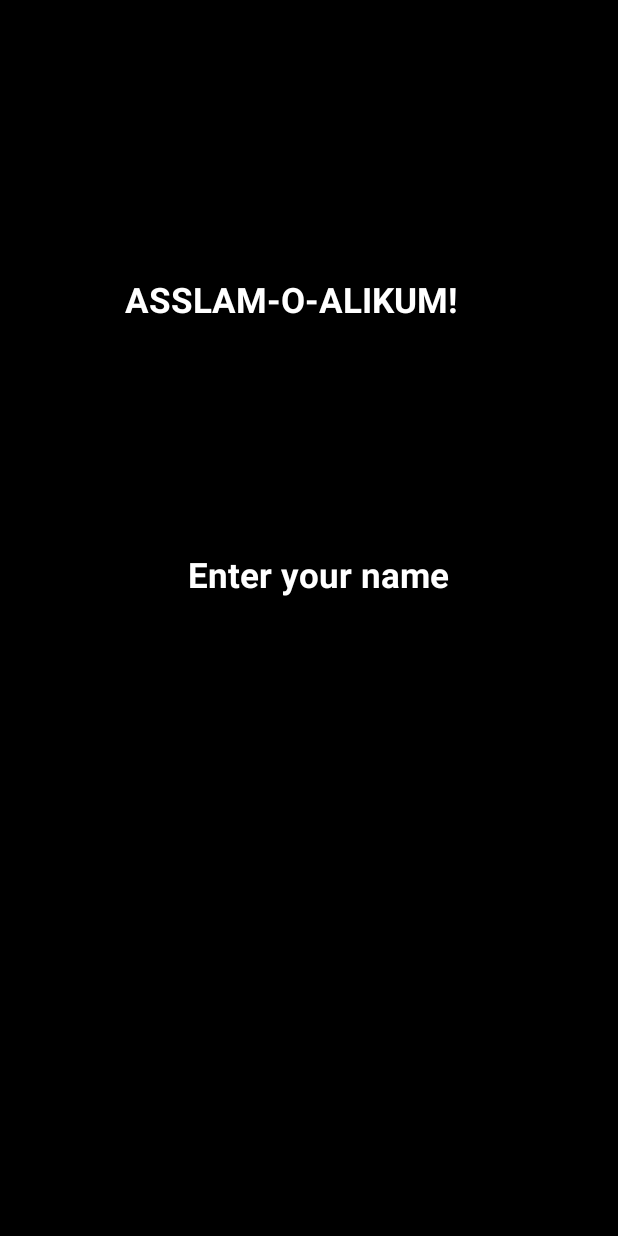
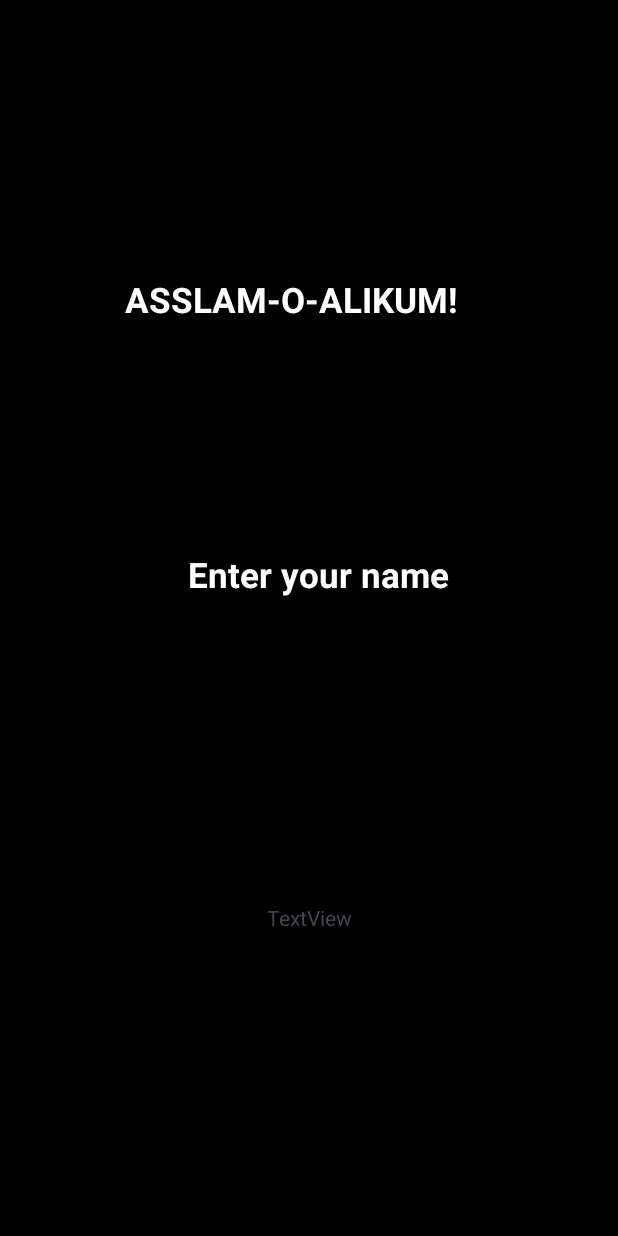
Before and after one commit to ANEESAHMAD12/test, an Android app: the screen it shows after launch (MainActivity), on a phone screen of 412 x 824 dp. Run offline under Robolectric (Android 15) with nearby library versions, the phone set to English and light mode, and no system bars.

Commit message:
add new text with id textview3 in Mainactivity.xml

```diff
--- a/app/src/main/res/layout/activity_main.xml
+++ b/app/src/main/res/layout/activity_main.xml
@@ -32,14 +32,22 @@
         android:layout_marginTop="152dp"
         android:text="Enter your name"
         android:textColor="@color/white"
+        android:textSize="23sp"
         android:textStyle="bold"
-        android:textSize="23sp"
-        app:layout_constraintBottom_toBottomOf="parent"
         app:layout_constraintEnd_toEndOf="parent"
         app:layout_constraintHorizontal_bias="0.526"
         app:layout_constraintStart_toStartOf="parent"
-        app:layout_constraintTop_toBottomOf="@+id/textView2"
-        app:layout_constraintVertical_bias="0.0" />
+        app:layout_constraintTop_toBottomOf="@+id/textView2" />
+
+    <TextView
+        android:id="@+id/textView3"
+        android:layout_width="wrap_content"
+        android:layout_height="wrap_content"
+        android:text="TextView"
+        app:layout_constraintBottom_toBottomOf="parent"
+        app:layout_constraintEnd_toEndOf="parent"
+        app:layout_constraintStart_toStartOf="parent"
+        app:layout_constraintTop_toBottomOf="@+id/textView" />
 
 
 </androidx.constraintlayout.widget.ConstraintLayout>
```
